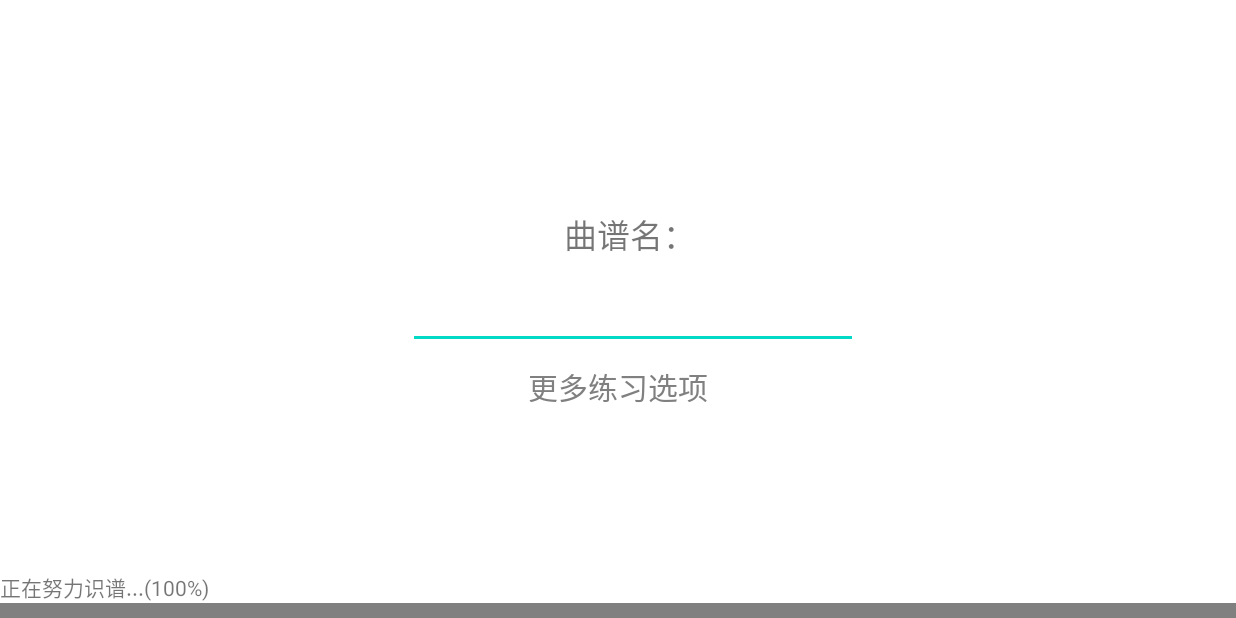
After one commit to SWC-Painist/APP, an Android app: the LoadingActivity screen opened directly, with no data from a screen before it, on a phone screen of 824 x 412 dp (held sideways). The commit adds this screen. Run offline under Robolectric (Android 15) with nearby library versions, the phone set to English and light mode, and no system bars; Roboto replaces fonts that are not available here.

Commit message:
Add loading activity

```diff
--- a/app/src/main/java/com/app/painist/EvaluationView.java
+++ b/app/src/main/java/com/app/painist/EvaluationView.java
@@ -141,10 +141,6 @@ class BonusStar {
 
     public void Draw(Canvas canvas) {
         Paint tPaint = new Paint();
-        @SuppressLint("DrawAllocation")
-        Rect dsrc = new Rect(0, 0, bonusStarDisabled.getWidth(), bonusStarDisabled.getHeight());
-        tPaint.setAlpha(255);
-        canvas.drawBitmap(bonusStarDisabled, dsrc, attribute.getFinalTransformRect(), tPaint);
 
         @SuppressLint("DrawAllocation")
         Rect src = new Rect(0, 0, bonusStar.getWidth(), bonusStar.getHeight());
--- /dev/null
+++ b/app/src/main/java/com/app/painist/LoadingActivity.java
@@ -0,0 +1,14 @@
+package com.app.painist;
+
+import androidx.appcompat.app.AppCompatActivity;
+
+import android.os.Bundle;
+
+public class LoadingActivity extends AppCompatActivity {
+
+    @Override
+    protected void onCreate(Bundle savedInstanceState) {
+        super.onCreate(savedInstanceState);
+        setContentView(R.layout.activity_loading);
+    }
+}
--- /dev/null
+++ b/app/src/main/res/layout/activity_loading.xml
@@ -0,0 +1,81 @@
+<?xml version="1.0" encoding="utf-8"?>
+<RelativeLayout xmlns:android="http://schemas.android.com/apk/res/android"
+    xmlns:app="http://schemas.android.com/apk/res-auto"
+    xmlns:tools="http://schemas.android.com/tools"
+    android:layout_width="match_parent"
+    android:layout_height="match_parent"
+    tools:context=".LoadingActivity">
+    <LinearLayout
+        android:layout_width="wrap_content"
+        android:layout_height="wrap_content"
+        android:layout_centerInParent="true">
+        <LinearLayout
+            android:layout_width="wrap_content"
+            android:layout_height="wrap_content"
+            android:orientation="vertical">
+            <TextView
+                android:layout_width="wrap_content"
+                android:layout_height="wrap_content"
+                android:layout_gravity="center"
+                android:layout_marginBottom="10dp"
+                android:layout_marginStart="8dp"
+                android:layout_marginLeft="8dp"
+                android:text="曲谱名："
+                android:textSize="22sp">
+            </TextView>
+            <LinearLayout
+                android:layout_width="wrap_content"
+                android:layout_height="wrap_content"
+                android:layout_marginLeft="20dp"
+                android:layout_marginStart="20dp"
+                android:orientation="horizontal">
+                <EditText
+                    android:layout_width="300dp"
+                    android:layout_height="50dp"
+                    android:layout_gravity="center">
+                </EditText>
+            </LinearLayout>
+            <LinearLayout
+                android:layout_width="wrap_content"
+                android:layout_height="wrap_content"
+                android:orientation="vertical"
+                android:layout_gravity="center"
+                android:layout_marginTop="10dp">
+                <TextView
+                    android:layout_width="wrap_content"
+                    android:layout_height="wrap_content"
+                    android:text="更多练习选项"
+                    android:textSize="20sp"
+                    android:textColor="@color/gray">
+
+                </TextView>
+                <FrameLayout
+                    android:layout_width="wrap_content"
+                    android:layout_height="wrap_content"
+                    tools:layout="@layout/fragment_practice_option">
+
+                </FrameLayout>
+
+            </LinearLayout>
+
+        </LinearLayout>
+    </LinearLayout>
+
+    <LinearLayout
+        android:layout_width="match_parent"
+        android:layout_height="wrap_content"
+        android:layout_alignParentBottom="true"
+        android:orientation="vertical">
+        <TextView
+            android:layout_width="wrap_content"
+            android:layout_height="wrap_content"
+            android:text="正在努力识谱...(100%)">
+        </TextView>
+        <ImageView
+            android:layout_width="match_parent"
+            android:layout_height="10dp"
+            android:background="@color/gray">
+        </ImageView>
+    </LinearLayout>
+
+</RelativeLayout>
--- a/app/src/main/res/values/strings.xml
+++ b/app/src/main/res/values/strings.xml
@@ -23,4 +23,6 @@
 
     <string name="hello_first_fragment">Hello first fragment</string>
     <string name="hello_second_fragment">Hello second fragment. Arg: %1$s</string>
+    <!-- TODO: Remove or change this placeholder text -->
+    <string name="hello_blank_fragment">Hello blank fragment</string>
 </resources>
```
Also changed, not shown: app/src/main/AndroidManifest.xml (+6 -3 lines), app/src/main/java/com/app/painist/PracticeOption.java (added, +64 -0 lines), app/src/main/res/layout/fragment_practice_option.xml (added, +82 -0 lines).
